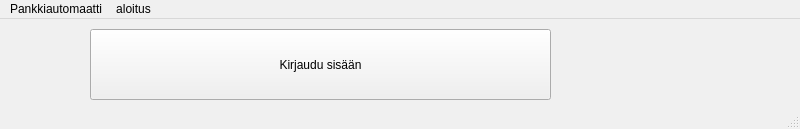
The window that PankkiAutomaatti/exe/mainwindow.ui (banksimul2022/group2) describes before a commit, drawn with Qt 5.
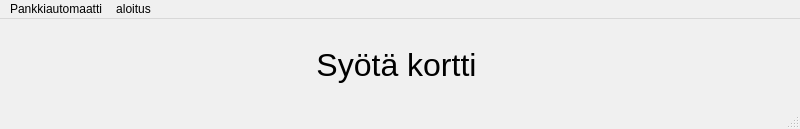
The same window after the commit.

```diff
--- a/PankkiAutomaatti/exe/mainwindow.ui
+++ b/PankkiAutomaatti/exe/mainwindow.ui
@@ -564,17 +564,25 @@
    <string>Aloitusruutu</string>
   </property>
   <widget class="QWidget" name="centralwidget">
-   <widget class="QPushButton" name="kirjaudusisaan">
+   <widget class="QLabel" name="label">
     <property name="geometry">
      <rect>
-      <x>90</x>
+      <x>6</x>
       <y>10</y>
-      <width>461</width>
+      <width>781</width>
       <height>71</height>
      </rect>
     </property>
+    <property name="font">
+     <font>
+      <pointsize>24</pointsize>
+     </font>
+    </property>
     <property name="text">
-     <string>Kirjaudu sisään</string>
+     <string>Syötä kortti</string>
+    </property>
+    <property name="alignment">
+     <set>Qt::AlignCenter</set>
     </property>
    </widget>
   </widget>
```
Left out of the diff: 2 changed lines with no effect on the pictures.
